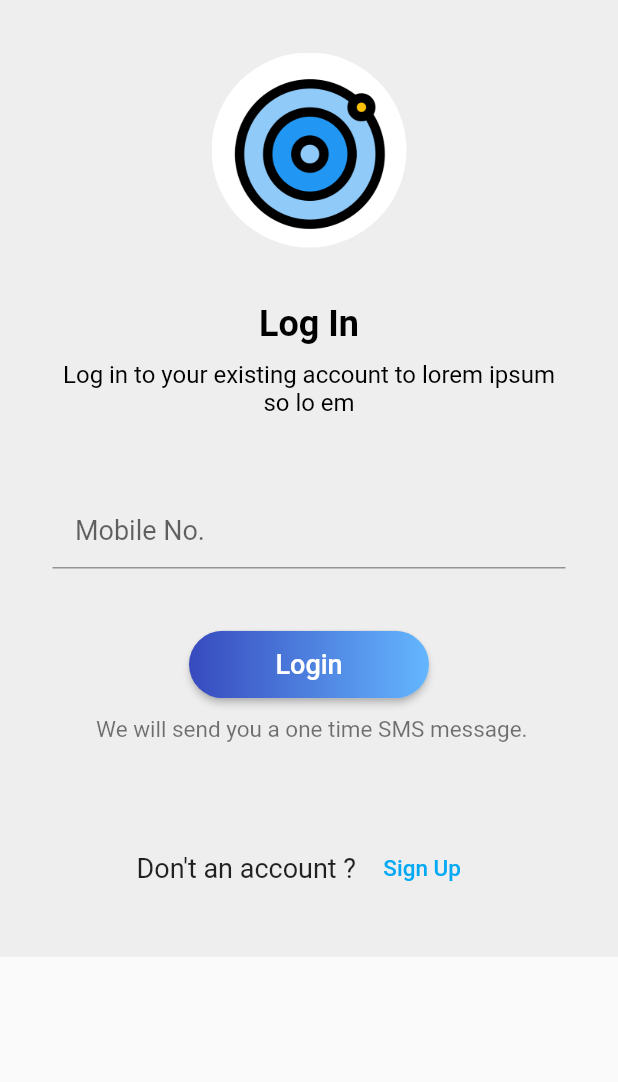
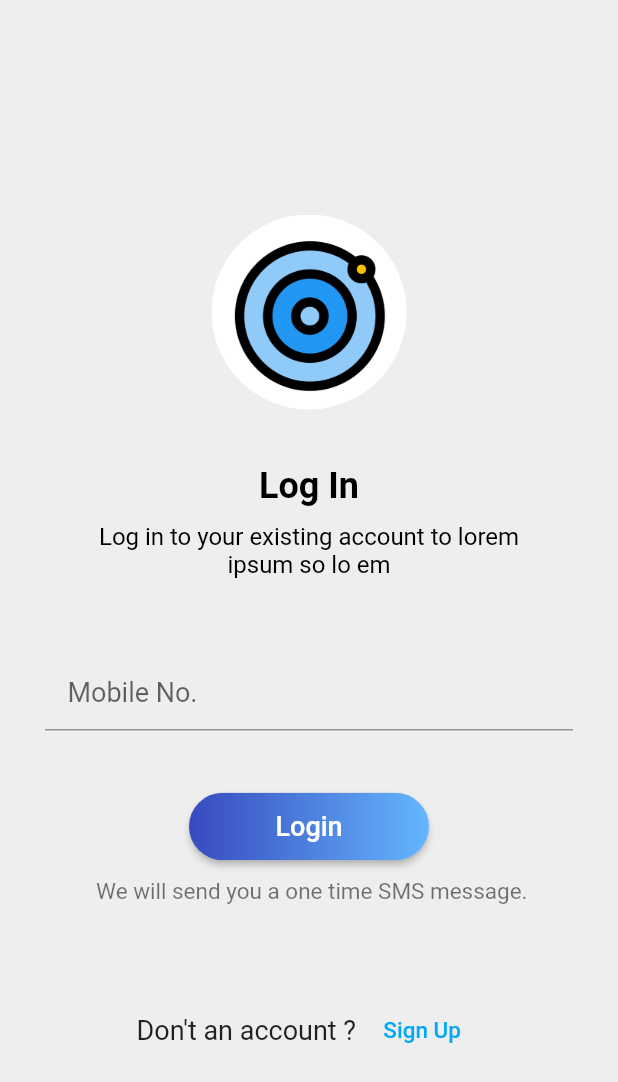
Before and after one commit to taps1197/Solo-Radar, a Flutter app: the screen it shows after launch, after a tap on "Login", on a phone screen of 412 x 824 dp. Shown: the top 1082 px of the screen. Run offline on Flutter 3.47's test engine with Material 2 defaults, Android fonts, the phone set to English and light mode, and no system bars.

Commit message:
login page error solved

```diff
--- a/solo_radar_app/lib/main.dart
+++ b/solo_radar_app/lib/main.dart
@@ -4,12 +4,7 @@ import 'package:soloradarapp/srceens/getting_started_screen.dart';
 import 'package:soloradarapp/srceens/login_screen.dart';
 import 'package:soloradarapp/srceens/splash_screen.dart';
 
-void main() {
-  SystemChrome.setPreferredOrientations([DeviceOrientation.portraitUp])
-      .then((_){
-  runApp(MyApp());
-  });
-}
+void main() => runApp(MyApp());
 
 class MyApp extends StatelessWidget{
   @override
--- a/solo_radar_app/lib/srceens/login_screen.dart
+++ b/solo_radar_app/lib/srceens/login_screen.dart
@@ -1,3 +1,4 @@
+import 'package:flutter/cupertino.dart';
 import 'package:flutter/material.dart';
 
 class LoginScreen extends StatelessWidget{
@@ -5,13 +6,19 @@ class LoginScreen extends StatelessWidget{
   @override
   Widget build(BuildContext context) {
     return Scaffold(
-      body: Container(
+      body: LayoutBuilder(
+        builder: (BuildContext context, BoxConstraints viewportConstraints){
+          return Container(
               padding: const EdgeInsets.all(15),
               color: Colors.grey[200],
               width: double.infinity,
+              child: SingleChildScrollView(
+                child: ConstrainedBox(
+                  constraints: BoxConstraints(
+                    minHeight: viewportConstraints.maxHeight,
+                  ),
                   child: Padding(
-          padding: const EdgeInsets.all(20),
-          child: SingleChildScrollView(
+                    padding: const EdgeInsets.all(15),
                     child: Column(
                       mainAxisAlignment: MainAxisAlignment.center,
                       crossAxisAlignment: CrossAxisAlignment.center,
@@ -40,13 +47,18 @@ class LoginScreen extends StatelessWidget{
                               ),
                             ),
                             SizedBox(height: 10,),
-                    Text(
+                            Padding(
+                              padding: const EdgeInsets.symmetric(
+                                horizontal: 20,
+                              ),
+                              child: Text(
                                 'Log in to your existing account to lorem ipsum so lo em',
                                 style: TextStyle(
                                   fontSize: 16,
                                   color: Colors.black,
                                 ),
                                 textAlign: TextAlign.center,
+                              ),
                             )
                           ],
                         ),
@@ -128,6 +140,10 @@ class LoginScreen extends StatelessWidget{
                   ),
                 ),
               ),
+
+            );
+        },
+      )
     );
   }
 }
```
Lines whose indentation alone changed are shown as unchanged.
